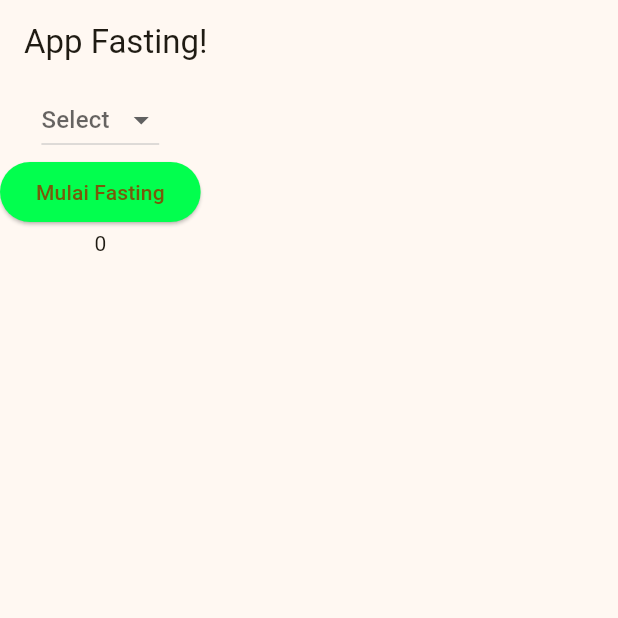
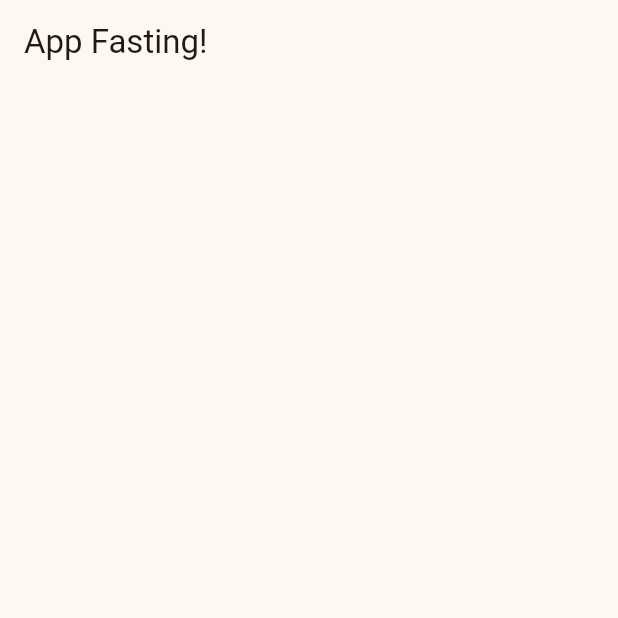
Before and after one commit to ilhamafandi21/soul-fast, a Flutter app: the screen it shows after launch, on a phone screen of 412 x 824 dp, the top half of it. Run offline on Flutter 3.47's test engine with Material 3 defaults, Android fonts, the phone set to English and light mode, and no system bars.

Commit message:
18 dec 2025

```diff
--- a/lib/pages/home/home.dart
+++ b/lib/pages/home/home.dart
@@ -18,30 +18,6 @@ class _HomeState extends State<Home> {
         child: SingleChildScrollView(
           child: Column(
             children: [
-              DropdownButton(
-                hint: Text('Select'),
-                value: selectedFasting,
-                items: variantFasting,
-                onChanged: (e) {
-                  setState(() {
-                    selectedFasting = e;
-                    duration();
-                  });
-                },
-              ),
-
-              ElevatedButton(
-                style: ButtonStyle(
-                  backgroundColor: WidgetStatePropertyAll(
-                    const Color.fromARGB(255, 2, 255, 78),
-                  ),
-                ),
-                onPressed: () {},
-                child: Text('Mulai Fasting'),
-              ),
-
-              Text(durationFasting.toString()),
-            ],
           ),
         ),
       ),
```
